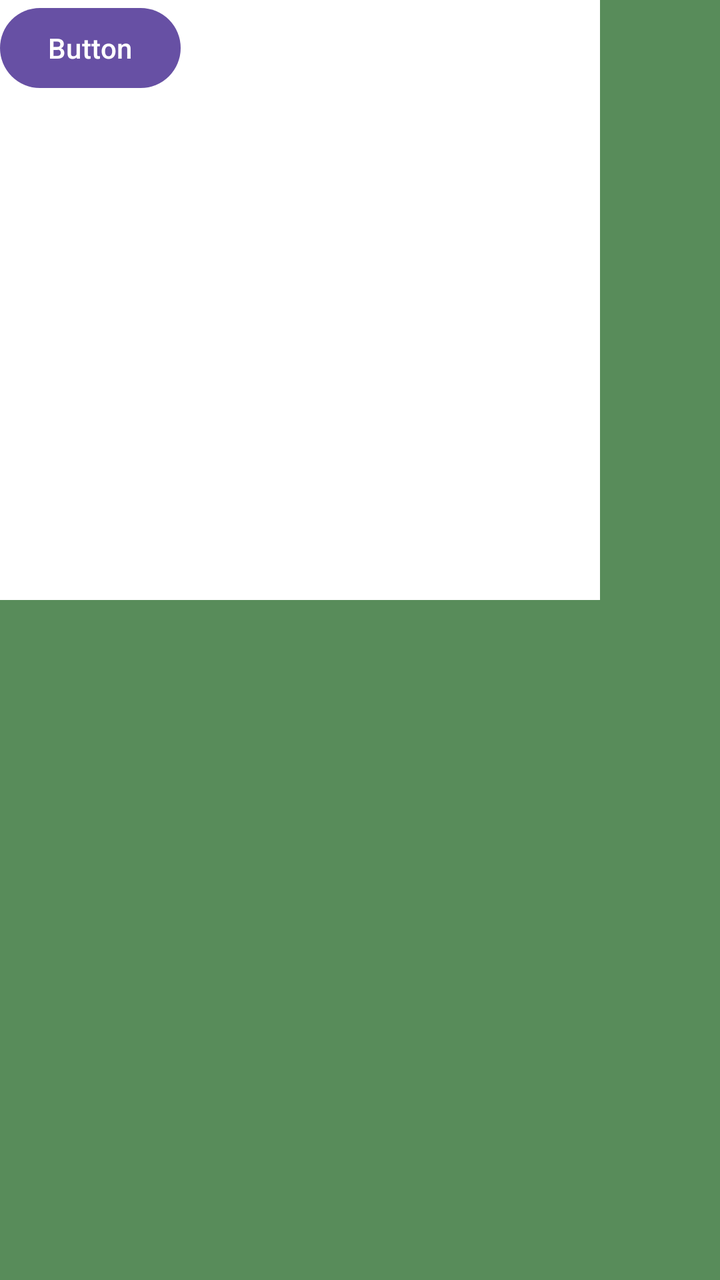
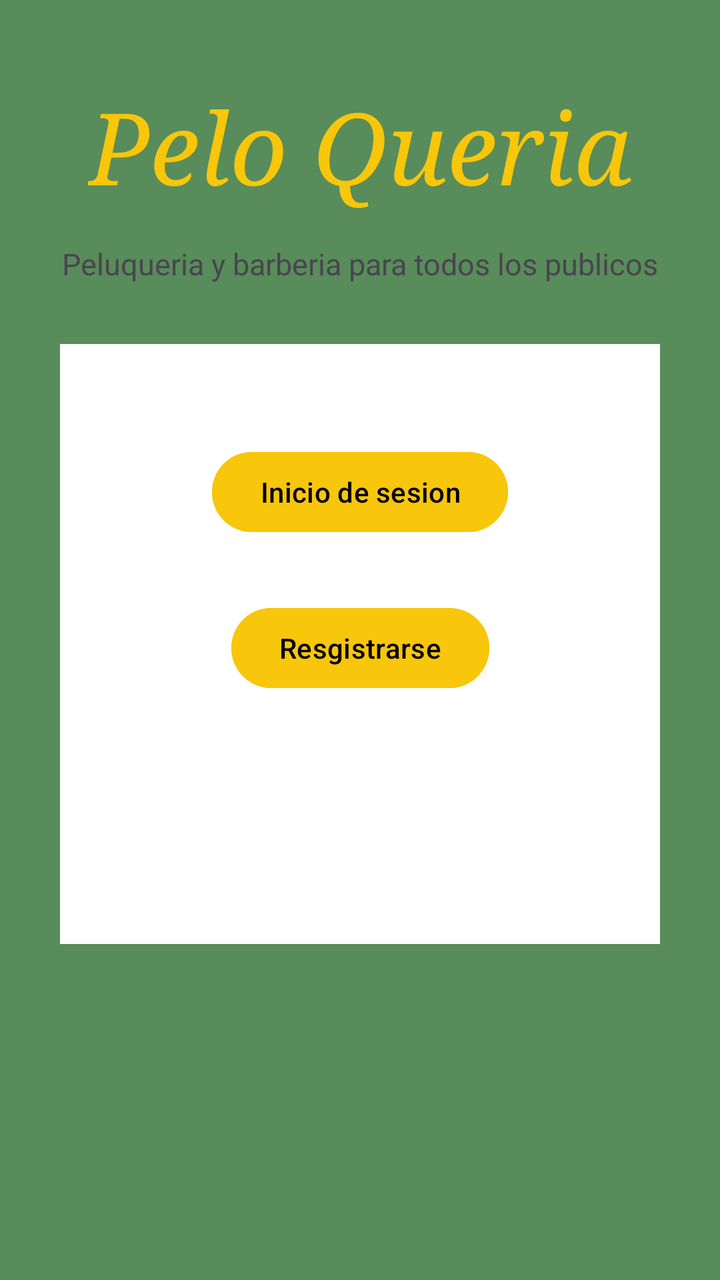

Screens rendered from an Android XML layout before and after an edit, with the pre-edit source and the edit as a unified diff.
<!-- AndroidManifest.xml: application theme Theme.App -->
<!-- res/layout/activity_main.xml -->
<?xml version="1.0" encoding="utf-8"?>
<androidx.constraintlayout.widget.ConstraintLayout xmlns:android="http://schemas.android.com/apk/res/android"
    xmlns:app="http://schemas.android.com/apk/res-auto"
    xmlns:tools="http://schemas.android.com/tools"
    android:id="@+id/main"
    android:layout_width="match_parent"
    android:layout_height="match_parent"
    android:background="#588C5A"
    tools:context=".MainActivity">

    <TextView
        android:id="@+id/app"
        android:layout_width="wrap_content"
        android:layout_height="0dp"
        android:fontFamily="serif"
        android:gravity="center"
        android:text="@string/app_name"
        android:textColor="#F8C60B"
        android:textSize="50dp"
        android:textStyle="italic"
        tools:ignore="MissingConstraints"
        tools:layout_editor_absoluteX="78dp"
        tools:layout_editor_absoluteY="66dp" />

    <TextView
        android:id="@+id/descripcion"
        android:layout_width="wrap_content"
        android:layout_height="0dp"
        android:text="@string/descripcion"
        android:textSize="15dp"
        tools:ignore="MissingConstraints,TextSizeCheck"
        tools:layout_editor_absoluteX="71dp"
        tools:layout_editor_absoluteY="132dp" />

    <androidx.constraintlayout.widget.ConstraintLayout
        android:layout_width="300dp"
        android:layout_height="300dp"
        android:background="@color/white"
        android:foregroundGravity="center"
        tools:ignore="MissingConstraints"
        tools:layout_editor_absoluteX="67dp"
        tools:layout_editor_absoluteY="178dp">

        <Button
            android:id="@+id/button3"
            android:layout_width="wrap_content"
            android:layout_height="wrap_content"
            android:text="Button"
            tools:layout_editor_absoluteX="96dp"
            tools:layout_editor_absoluteY="33dp" />
    </androidx.constraintlayout.widget.ConstraintLayout>

</androidx.constraintlayout.widget.ConstraintLayout>
<!-- resources referenced by this layout -->
<resources>
  <color name="white">#FFFFFFFF</color>
  <string name="app_name">Pelo Queria</string>
  <string name="descripcion">Peluqueria y barberia para todos los publicos</string>
  <style name="Theme.App" parent="Base.Theme.App" />
  <style name="Base.Theme.App" parent="Theme.Material3.DayNight.NoActionBar">
          
          
      </style>
</resources>

<!-- the commit's change to res/layout/activity_main.xml (unified diff, before → after) -->
@@ -11,43 +11,62 @@
     <TextView
         android:id="@+id/app"
         android:layout_width="wrap_content"
-        android:layout_height="0dp"
+        android:layout_height="wrap_content"
+        android:layout_marginTop="40dp"
         android:fontFamily="serif"
         android:gravity="center"
         android:text="@string/app_name"
         android:textColor="#F8C60B"
-        android:textSize="50dp"
+        android:textSize="50sp"
         android:textStyle="italic"
-        tools:ignore="MissingConstraints"
-        tools:layout_editor_absoluteX="78dp"
-        tools:layout_editor_absoluteY="66dp" />
+        app:layout_constraintEnd_toEndOf="parent"
+        app:layout_constraintStart_toStartOf="parent"
+        app:layout_constraintTop_toTopOf="parent" />
 
     <TextView
         android:id="@+id/descripcion"
         android:layout_width="wrap_content"
-        android:layout_height="0dp"
+        android:layout_height="wrap_content"
+        android:layout_marginTop="16dp"
         android:text="@string/descripcion"
-        android:textSize="15dp"
-        tools:ignore="MissingConstraints,TextSizeCheck"
-        tools:layout_editor_absoluteX="71dp"
-        tools:layout_editor_absoluteY="132dp" />
+        android:textSize="15sp"
+        app:layout_constraintEnd_toEndOf="parent"
+        app:layout_constraintStart_toStartOf="parent"
+        app:layout_constraintTop_toBottomOf="@+id/app" />
 
     <androidx.constraintlayout.widget.ConstraintLayout
         android:layout_width="300dp"
         android:layout_height="300dp"
+        android:layout_marginTop="30dp"
         android:background="@color/white"
-        android:foregroundGravity="center"
-        tools:ignore="MissingConstraints"
-        tools:layout_editor_absoluteX="67dp"
-        tools:layout_editor_absoluteY="178dp">
+        app:layout_constraintEnd_toEndOf="parent"
+        app:layout_constraintStart_toStartOf="parent"
+        app:layout_constraintTop_toBottomOf="@+id/descripcion">
 
         <Button
-            android:id="@+id/button3"
+            android:id="@+id/Inicio"
             android:layout_width="wrap_content"
             android:layout_height="wrap_content"
-            android:text="Button"
-            tools:layout_editor_absoluteX="96dp"
-            tools:layout_editor_absoluteY="33dp" />
+            android:layout_marginTop="50dp"
+            android:backgroundTint="#F8C60B"
+            android:textColor="@android:color/black"
+            android:text="@string/Inicio"
+            app:layout_constraintEnd_toEndOf="parent"
+            app:layout_constraintStart_toStartOf="parent"
+            app:layout_constraintTop_toTopOf="parent" />
+
+        <Button
+            android:id="@+id/Registro"
+            android:layout_width="wrap_content"
+            android:layout_height="wrap_content"
+            android:layout_marginTop="30dp"
+            android:backgroundTint="#F8C60B"
+            android:textColor="@android:color/black"
+            android:text="@string/Registro"
+            app:layout_constraintEnd_toEndOf="parent"
+            app:layout_constraintStart_toStartOf="parent"
+            app:layout_constraintTop_toBottomOf="@+id/Inicio" />
+
     </androidx.constraintlayout.widget.ConstraintLayout>
 
 </androidx.constraintlayout.widget.ConstraintLayout>
<!-- resource entries referenced after the edit -->
@@ -1,6 +1,8 @@
 <!-- resources referenced by this layout -->
 <resources>
   <color name="white">#FFFFFFFF</color>
+  <string name="Inicio">Inicio de sesion</string>
+  <string name="Registro">Resgistrarse</string>
   <string name="app_name">Pelo Queria</string>
   <string name="descripcion">Peluqueria y barberia para todos los publicos</string>
   <style name="Theme.App" parent="Base.Theme.App" />
